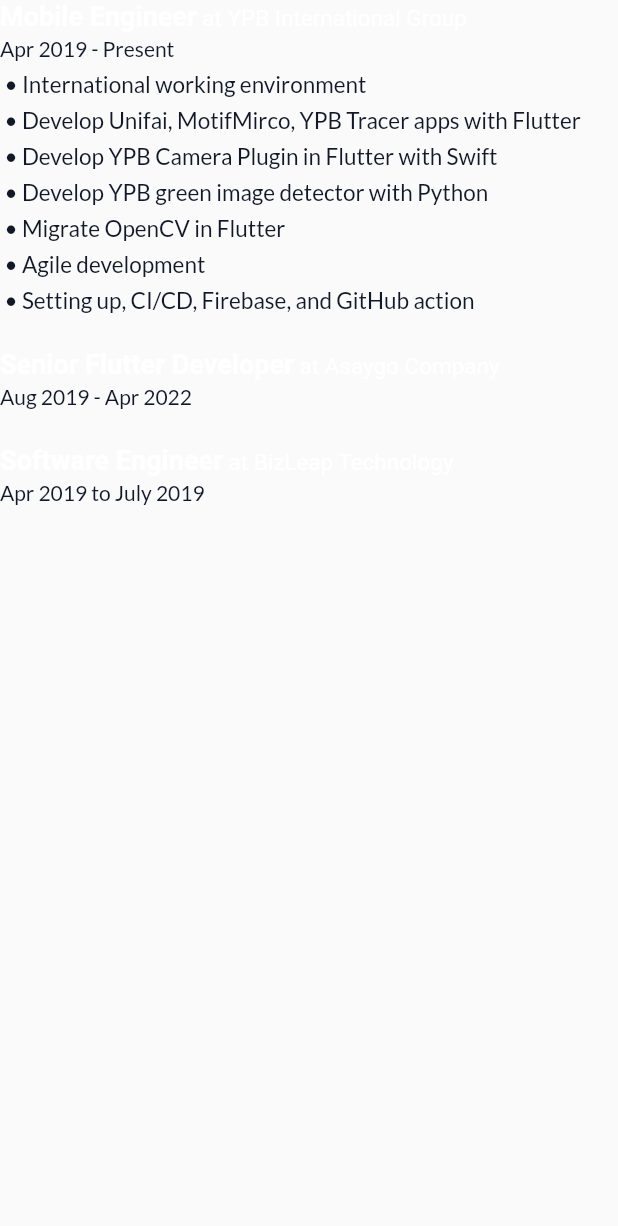
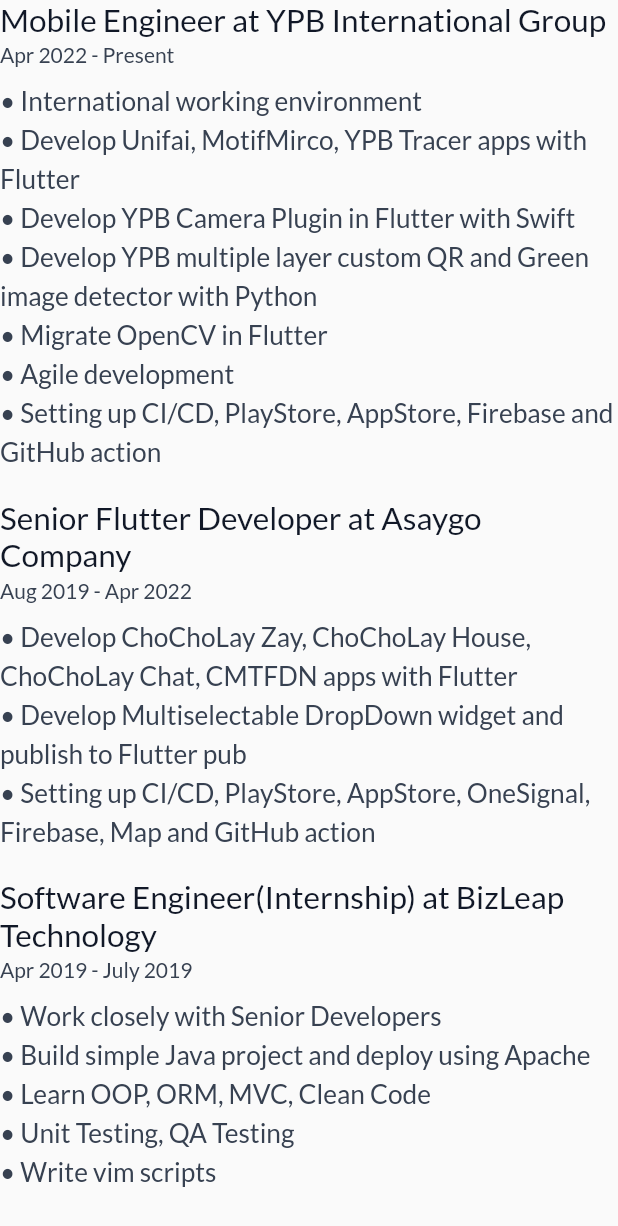
Before and after one commit to shinewanna/my-portfolio, a Flutter app: the ExpView widget shown alone on an empty page, opened directly, on a phone screen of 412 x 824 dp. Shown: the top 1226 px of the screen. Run offline on Flutter 3.47's test engine with Material 2 defaults, Android fonts, the phone set to English and light mode, and no system bars; drawn by our look-alikes of streaming_shared_preferences; our stand-ins replace auto_animated, flutter_staggered_animations, google_fonts, percent_indicator, responsive_builder, transparent_image and 1 more; missing offline and left inert: day_night_switcher, mailto; network calls fail.

Commit message:
feat: added Exp, new design, more info

```diff
--- a/lib/config/styles.dart
+++ b/lib/config/styles.dart
@@ -4,13 +4,10 @@
 
 mixin AppStyle {
   static Widget title(String value) =>
-      value.selectableText.size(35).bold.color(AppColors.text).make();
+      value.text.size(35).bold.color(AppColors.text).make();
 
-  static Widget subtitle(String value, {bool isSelectableText = true}) =>
-      isSelectableText ? value.selectableText.xl.make() : value.text.xl.make();
+  static Widget subtitle(String value) => value.text.xl2.make();
 
-  static Widget desc(String value, {bool isSelectableText = true}) =>
-      isSelectableText
-          ? value.selectableText.lineHeight(1.5).color(AppColors.text).make()
-          : value.text.lineHeight(1.5).color(AppColors.text).make();
+  static Widget desc(String value) =>
+      value.text.xl.lineHeight(1.5).color(AppColors.text).make();
 }
--- a/lib/data/my_info.dart
+++ b/lib/data/my_info.dart
@@ -5,18 +5,19 @@
 import 'package:myporfolio/model/skill.dart';
 
 class MyInfo {
-  String title = "I'm Shine Wanna, Flutter Developer from Bangkok, Thailand.";
+  String title =
+      '''I'm Shine Wanna, Flutter Developer from Bangkok, Thailand.''';
   String objective =
-      "Coding is my passion, and I am driven to become an accomplished Mobile Software Developer.\nMy strong problem-solving abilities and experience in international programming contests make me a valuable asset.";
-  String exp =
-      "My journey is start from my second year of my university. I have learned Java from my university when second year and I love to play with Java.Then, I decided to change my path that's Java to Native Android with Java. In third year, I was learned and execute projects with Native Android. Then, I started doing Flutter till now.";
-  String aboutMe = "I'm a Flutter Developer and develop Android, iOS and Web.";
+      'Coding is my passion, and I am driven to become an accomplished Mobile Software Developer.\nMy strong problem-solving abilities and experience in international programming contests make me a valuable asset.';
+  String aboutMe =
+      '''I'm a Flutter Developer and develop Android, iOS and Web.''';
   String getInTouch =
-      "You have an idea, I am here to turn your dream into real digital solution.";
+      'You have an idea, I am here to turn your dream into real digital solution.';
   AcadamicDetail acadamicDetail = AcadamicDetail(
-      name: "University of Computer Studies Yangon", degree: "B.C.Sc");
+      name: 'University of Computer Studies Yangon', degree: 'B.C.Sc');
   late List<Experience> exps;
-  late List<Project> projects;
+  late List<Project> personalProjects;
+  late List<Project> professionalProjects;
   late List<Skill> skills;
   late List<Language> langs;
 
@@ -30,30 +31,40 @@
   void _setExps() {
     exps = [
       Experience(
-        role: "Mobile Engineer",
-        place: "YPB International Group",
-        fromTo: "Apr 2019 - Present",
+        role: 'Mobile Engineer',
+        place: 'YPB International Group',
+        fromTo: 'Apr 2022 - Present',
         bullets: [
           'International working environment',
           'Develop Unifai, MotifMirco, YPB Tracer apps with Flutter',
           'Develop YPB Camera Plugin in Flutter with Swift',
-          'Develop YPB green image detector with Python',
+          'Develop YPB multiple layer custom QR and Green image detector with Python',
           'Migrate OpenCV in Flutter',
           'Agile development',
-          'Setting up, CI/CD, Firebase, and GitHub action'
+          'Setting up CI/CD, PlayStore, AppStore, Firebase and GitHub action'
         ],
       ),
       Experience(
-        role: "Senior Flutter Developer",
-        place: "Asaygo Company",
-        fromTo: "Aug 2019 - Apr 2022",
-        bullets: [],
+        role: 'Senior Flutter Developer',
+        place: 'Asaygo Company',
+        fromTo: 'Aug 2019 - Apr 2022',
+        bullets: [
+          'Develop ChoChoLay Zay, ChoChoLay House, ChoChoLay Chat, CMTFDN apps with Flutter',
+          'Develop Multiselectable DropDown widget and publish to Flutter pub',
+          'Setting up CI/CD, PlayStore, AppStore, OneSignal, Firebase, Map and GitHub action',
+        ],
       ),
       Experience(
-        role: "Software Engineer",
-        place: "BizLeap Technology",
-        fromTo: "Apr 2019 to July 2019",
-        bullets: [],
+        role: 'Software Engineer(Internship)',
+        place: 'BizLeap Technology',
+        fromTo: 'Apr 2019 - July 2019',
+        bullets: [
+          'Work closely with Senior Developers',
+          'Build simple Java project and deploy using Apache',
+          'Learn OOP, ORM, MVC, Clean Code',
+          'Unit Testing, QA Testing',
+          'Write vim scripts',
+        ],
       ),
     ];
   }
@@ -102,24 +113,14 @@
 
   void _setLangs() {
     langs = [
-      Language(name: "Burmese", proficiency: 1.0),
-      Language(name: "English", proficiency: .87),
-      Language(name: "Tamil", proficiency: .87),
+      Language(name: 'Burmese', proficiency: 1.0),
+      Language(name: 'English', proficiency: .87),
+      Language(name: 'Tamil', proficiency: .87),
     ];
   }
 
   void _setProjects() {
-    projects = [
-      Project(
-        name: 'Share Notification',
-        description:
-            '''This app is to share any of installed apps and system apps notifications. Most people use for social media messge sharing (like Messenger, Twitter, Instagram, Tiktok, etc), for business (Banking) and Messaging, Incoming Call and others. Like hacking, you can sniff other notification messages in your device. The app doesn't show login information to user. So, feel free to try it.''',
-        image:
-            'https://user-images.githubusercontent.com/39454969/132948581-497ba7d2-b283-49f8-9f38-e90c8c8cacfd.png',
-        playStore:
-            'https://play.google.com/store/apps/details?id=com.share.notification',
-        url: 'https://shinewanna.github.io/sharenotification/',
-      ),
+    professionalProjects = [
       Project(
         name: 'ChoChoLay House',
         description:
@@ -150,9 +151,32 @@
             'https://play.google.com/store/apps/details?id=com.chocholay.zay',
       ),
       Project(
+        name: 'CMTFDN',
+        description:
+            '''Tickets scanner for Social Organization Gathering Event. Entrance ticket holders can attend the event. Event workers will scan with the app to accepting the guests and leave report.''',
+        image:
+            'https://user-images.githubusercontent.com/39454969/132947377-c18f1003-ba57-46e4-99d6-23957f45dba9.png',
+        playStore:
+            'https://play.google.com/store/apps/details?id=com.asaygo.cmtfdn',
+        isFitHeight: true,
+      ),
+    ];
+
+    personalProjects = [
+      Project(
+        name: 'Share Notification',
+        description:
+            '''This app has more than 100k+ active users. This app is to share any of installed apps and system apps notifications. Most people use for social media messge sharing (like Messenger, Twitter, Instagram, Tiktok, etc), for business (Banking) and Messaging, Incoming Call and others. Like hacking, you can sniff other notification messages in your device. The app doesn't show login information to user. So, feel free to try it.''',
+        image:
+            'https://user-images.githubusercontent.com/39454969/132948581-497ba7d2-b283-49f8-9f38-e90c8c8cacfd.png',
+        playStore:
+            'https://play.google.com/store/apps/details?id=com.share.notification',
+        url: 'https://shinewanna.github.io/sharenotification/',
+      ),
+      Project(
         name: 'iTube: Video Downloader',
         description:
-            '''iTube is a Video Downloader app. You can download videos and audios from UTube, Facebook, Instagram, etc..''',
+            '''iTube is a Video Downloader app. This app has more than 50k+ active users. You can download videos and audios from UTube, Facebook, Instagram, etc..''',
         image:
             'https://user-images.githubusercontent.com/39454969/151582760-2560e441-90db-4f06-a739-b42938110e13.png',
         playStore:
@@ -161,7 +185,7 @@
       Project(
         name: 'Second Space: Launcher',
         description:
-            '''This app is for who willing hide their apps with second space feature but they don't have and for simple smooth Launcher users. Fast, lightweight and clean launcher for Android phones. Play with Wallpapers, Add Hide Apps, Change Hide App Design, Double Tap to Lock Screen and Try Second Space!!!.''',
+            '''This app has more than 50k+ active users. This app is for who willing hide their apps with second space feature but they don't have and for simple smooth Launcher users. Fast, lightweight and clean launcher for Android phones. Play with Wallpapers, Add Hide Apps, Change Hide App Design, Double Tap to Lock Screen and Try Second Space!!!.''',
         image:
             'https://user-images.githubusercontent.com/39454969/132946754-5e50cf3f-2be4-4bce-83d1-70547d00a163.png',
         playStore:
@@ -197,21 +221,11 @@
       Project(
         name: 'Annoy Notification',
         description:
-            '''It's a virus app. It's to annoy your friends with funny notifications. Recommended not to try it.''',
+            '''It's a virus app. It's to annoy your friends with funny notifications. I recommend not to try it.''',
         image:
             'https://user-images.githubusercontent.com/39454969/132950615-75f3c946-b5b8-4d01-8671-d46c550b3083.png',
         playStore:
             'https://play.google.com/store/apps/details?id=com.swn.creepy',
-      ),
-      Project(
-        name: 'CMTFDN',
-        description:
-            '''Tickets scanner for Social Organization Gathering Event. Entrance ticket holders can attend the event. Event workers will scan with the app to accepting the guests and leave report.''',
-        image:
-            'https://user-images.githubusercontent.com/39454969/132947377-c18f1003-ba57-46e4-99d6-23957f45dba9.png',
-        playStore:
-            'https://play.google.com/store/apps/details?id=com.asaygo.cmtfdn',
-        isFitHeight: true,
       ),
       Project(
         name: 'Flare Bottom Navigation',
--- a/lib/ui/about_me_text_view.dart
+++ b/lib/ui/about_me_text_view.dart
@@ -8,15 +8,15 @@
   Widget build(BuildContext context) {
     return RichText(
       text: TextSpan(
-          text: "About ",
+          text: 'About ',
           style: TextStyle(color: AppColors.text, fontSize: 50),
           children: [
             TextSpan(
-              text: "M",
+              text: 'M',
               style: TextStyle(color: AppColors.primary, fontSize: 50),
             ),
             TextSpan(
-              text: "e",
+              text: 'e',
               style: TextStyle(color: AppColors.secondary, fontSize: 50),
             ),
           ]),
--- a/lib/ui/education_view.dart
+++ b/lib/ui/education_view.dart
@@ -9,9 +9,9 @@
     return Column(
       crossAxisAlignment: CrossAxisAlignment.start,
       children: [
-        AppStyle.subtitle("Education"),
+        AppStyle.subtitle('Education'),
         10.heightBox,
-        myInfo.acadamicDetail.name.selectableText.make(),
+        myInfo.acadamicDetail.name.text.make(),
         AppStyle.desc(myInfo.acadamicDetail.degree),
         20.heightBox,
       ],
--- a/lib/ui/exp_view.dart
+++ b/lib/ui/exp_view.dart
@@ -1,4 +1,6 @@
 import 'package:flutter/material.dart';
+import 'package:myporfolio/config/colors.dart';
+import 'package:myporfolio/config/styles.dart';
 import 'package:myporfolio/data/my_info.dart';
 import 'package:velocity_x/velocity_x.dart';
 
@@ -13,33 +15,17 @@
           .map((e) => Column(
                 crossAxisAlignment: CrossAxisAlignment.start,
                 children: [
-                  RichText(
-                    text: TextSpan(
-                      text: e.role,
-                      style: TextStyle(
-                        fontSize: 18,
-                        fontWeight: FontWeight.bold,
-                      ),
-                      children: [
-                        TextSpan(
-                            text: ' at ${e.place}',
-                            style: TextStyle(
-                              fontSize: 15,
-                              fontWeight: FontWeight.normal,
-                            ))
-                      ],
-                    ),
-                  ),
+                  AppStyle.subtitle(e.role + ' at ${e.place}'),
                   3.heightBox,
-                  e.fromTo.selectableText.make(),
-                  3.heightBox,
+                  e.fromTo.text.color(AppColors.text).make(),
+                  7.heightBox,
                   Column(
                     crossAxisAlignment: CrossAxisAlignment.start,
                     children: e.bullets
                         .map(
                           (e) => Padding(
-                            padding: const EdgeInsets.all(3.0),
-                            child: '• $e'.selectableText.size(15).make(),
+                            padding: const EdgeInsets.all(0.0),
+                            child: AppStyle.desc('• $e'),
                           ),
                         )
                         .toList(),
--- a/lib/ui/header.dart
+++ b/lib/ui/header.dart
@@ -10,9 +10,9 @@
         padding: const EdgeInsets.only(left: 25.0),
         child: Row(
           children: [
-            "Portfol".text.color(AppColors.text).bold.xl3.make(),
-            "i".text.bold.color(AppColors.primary).xl3.make(),
-            "o".text.bold.color(AppColors.secondary).xl3.make()
+            'Portfol'.text.color(AppColors.text).bold.xl3.make(),
+            'i'.text.bold.color(AppColors.primary).xl3.make(),
+            'o'.text.bold.color(AppColors.secondary).xl3.make()
           ],
         ),
       ),
--- a/lib/ui/language_view.dart
+++ b/lib/ui/language_view.dart
@@ -14,7 +14,7 @@
         mainAxisAlignment: MainAxisAlignment.start,
         crossAxisAlignment: CrossAxisAlignment.start,
         children: [
-          AppStyle.subtitle("Language"),
+          AppStyle.subtitle('Language'),
           6.heightBox,
           ...myInfo.langs
               .map((e) => Column(
@@ -23,8 +23,8 @@
                       Row(
                         mainAxisAlignment: MainAxisAlignment.spaceBetween,
                         children: [
-                          e.name.selectableText.make(),
-                          "Proficiency".selectableText.make(),
+                          e.name.text.make(),
+                          'Proficiency'.text.make(),
                         ],
                       ),
                       LinearPercentIndicator(
```
Also changed, not shown: lib/config/constants.dart (+6 -6 lines), lib/ui/footer.dart (+9 -9 lines), lib/ui/home.dart (+67 -23 lines), lib/ui/projects.dart (renamed from lib/ui/my_projects.dart, +19 -10 lines), lib/ui/skill_view.dart (+5 -2 lines).
